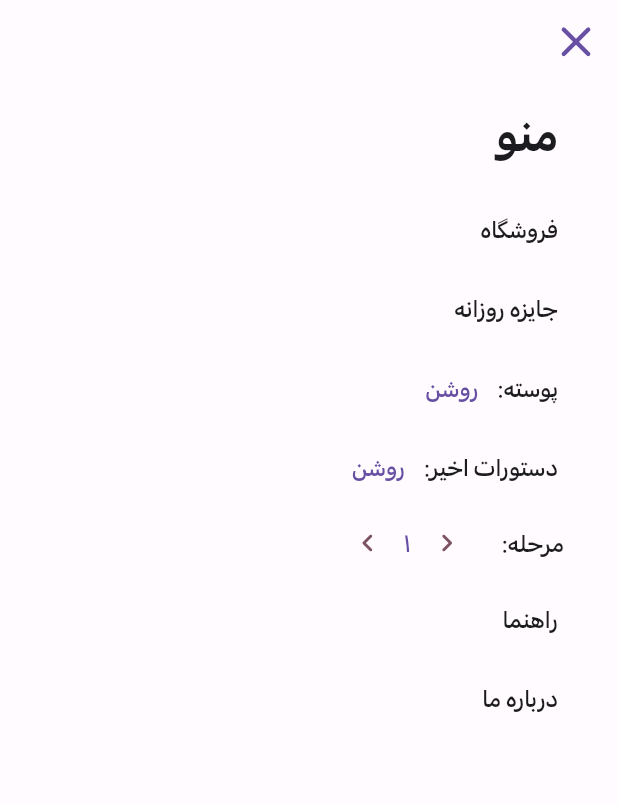
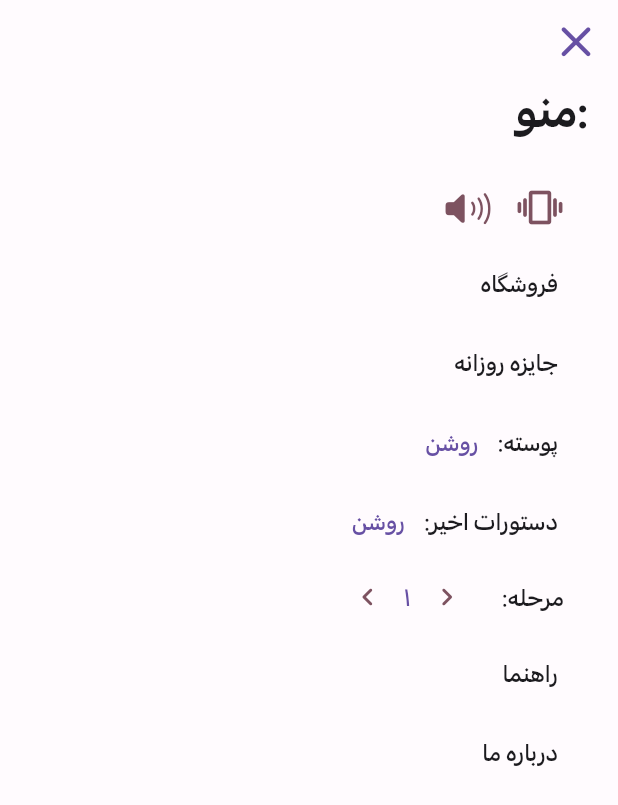
Before and after one commit to ImanGhasemiArani/brain_code, a Flutter app: the MenuPage screen opened directly, on a phone screen of 412 x 824 dp. Shown: the top 805 px of the screen. Run offline on Flutter 3.47's test engine with Material 2 defaults, Android fonts, the phone set to English and light mode, and no system bars; our stand-ins replace shared_preferences, vibration; accounts and stored records are empty.

Commit message:
little modifying

```diff
--- a/lib/app_options.dart
+++ b/lib/app_options.dart
@@ -8,17 +8,39 @@ class AppOptions {
   factory AppOptions() => _instance;
 
   AppOptions._internal()
-      : _isDarkMode = sp.getBool('isDarkMode') ?? false,
+      : _isVibrate = sp.getBool('isVibrate') ?? true,
+        _isMute = sp.getBool('isMute') ?? false,
+        _isDarkMode = sp.getBool('isDarkMode') ?? false,
         _isRecentCommandsOn = sp.getBool('isRecentCommandsOn') ?? true,
         _level = sp.getInt('level') ?? 1;
 
+  bool _isVibrate;
+  bool _isMute;
   bool _isDarkMode;
   bool _isRecentCommandsOn;
   int _level;
 
+  bool get isVibrate => _isVibrate;
+  bool get isMute => _isMute;
   bool get isDarkMode => _isDarkMode;
   bool get isRecentCommandsOn => _isRecentCommandsOn;
   int get level => _level;
+
+  set isVibrate(bool value) {
+    if (_isVibrate == value) return;
+    _isVibrate = value;
+    sp.setBool('isVibrate', _isVibrate);
+
+    // print('save isVibrate = $_isVibrate');
+  }
+
+  set isMute(bool value) {
+    if (_isMute == value) return;
+    _isMute = value;
+    sp.setBool('isMute', _isMute);
+
+    // print('save isMute = $_isMute');
+  }
 
   set isDarkMode(bool value) {
     if (_isDarkMode == value) return;
--- a/lib/pages/menu_page.dart
+++ b/lib/pages/menu_page.dart
@@ -30,13 +30,12 @@ class MenuPage extends StatelessWidget {
             child: Column(
               crossAxisAlignment: CrossAxisAlignment.start,
               children: [
-                CupertinoButton(
-                  onPressed: () {},
-                  child: Text(
-                    Strs.menu,
-                    style: Theme.of(context).textTheme.headlineLarge,
-                  ),
+                Text(
+                  ':${Strs.menu}',
+                  style: Theme.of(context).textTheme.headlineLarge,
                 ),
+                const SizedBox(height: 20),
+                _buildIconsItem(context),
                 _buildMenuItem(context, Strs.shop, () {}),
                 _buildMenuItem(context, Strs.dailyPrize, () {}),
                 _buildThemeItem(context),
@@ -51,6 +50,38 @@ class MenuPage extends StatelessWidget {
       ),
     );
   }
+
+  Widget _buildIconsItem(BuildContext context) => Row(
+        children: [
+          const SizedBox(width: 8),
+          StatefulBuilder(
+            builder: (context, setSate) => IconButton(
+              onPressed: () => setSate(
+                () => AppOptions().isVibrate = !AppOptions().isVibrate,
+              ),
+              icon: Icon(
+                AppOptions().isVibrate
+                    ? Icons.vibration_rounded
+                    : Icons.mobile_off_rounded,
+                size: 30,
+              ),
+            ),
+          ),
+          StatefulBuilder(
+            builder: (context, setSate) => IconButton(
+              onPressed: () => setSate(
+                () => AppOptions().isMute = !AppOptions().isMute,
+              ),
+              icon: Icon(
+                AppOptions().isMute
+                    ? CupertinoIcons.speaker_slash_fill
+                    : CupertinoIcons.speaker_3_fill,
+                size: 30,
+              ),
+            ),
+          ),
+        ],
+      );
 
   Widget _buildMenuItem(
           BuildContext context, String title, Function()? onPressed) =>
```
Also changed, not shown: lib/pages/command_palette.dart (+37 -8 lines), lib/pages/home_page.dart (+3 -20 lines), 1 other file.
